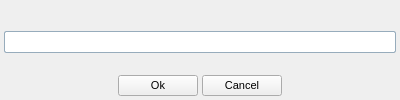
The window that share/skins/default/input.ui (itds-consulting/yate) describes before a commit, drawn with Qt 5.
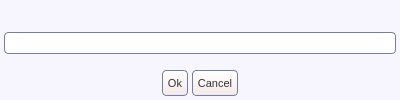
The same window after the commit. Icons and pictures are not drawn.

Commit message: Moved channel control buttons to channel item in channels list. Conference and transfer are now done from master channel and shown in its item in channels list. Changed user interface colors and shapes.

Diff of the .ui file:
```diff
--- a/share/skins/default/input.ui
+++ b/share/skins/default/input.ui
@@ -34,15 +34,88 @@
    <string>Input</string>
   </property>
   <property name="styleSheet" >
-   <string>QWidget {font-size: 11px; color: black;}&#xd;
-QWidget#inputdialog{background-color: #e0dfe3;}&#xd;
-QLineEdit {&#xd;
-  font-size: 12px;&#xd;
-  background: none;&#xd;
-  border: 1px solid #97acbc;&#xd;
-  border-radius: 2px;&#xd;
-}&#xd;
-QLabel {background: none;}&#xd;
+   <string>QWidget#input {
+  background:#f7f5fd;
+}
+QLineEdit {
+  color:#333333;
+  border: 1px solid #717fa0;
+  border-radius: 4px;
+}
+QAbstractButton { font-size: 11px; color: #333333; }
+QToolButton {
+  border: 1px solid #717fa0;
+  border-radius: 4px;
+  background: qlineargradient(x1: 0, y1: 0, x2: 0, y2: 1, stop: 0 #ffffff, stop: 1 #f6e8e8);
+}
+QToolButton:hover { background: qlineargradient(x1: 0, y1: 0, x2: 0, y2: 1, stop: 0 #ffffff, stop: 1 #f9f3f3); }
+QToolButton:pressed { background: qlineargradient(x1: 0, y1: 0, x2: 0, y2: 1, stop: 0 #f6e8e8, stop: 1 #ffffff); }
+QPushButton {
+  border: 1px solid #717fa0;
+  border-radius: 4px;
+  background: qlineargradient(x1: 0, y1: 0, x2: 0, y2: 1, stop: 0 #ffffff, stop: 1 #f6e8e8);
+}
+QPushButton:hover { background: qlineargradient(x1: 0, y1: 0, x2: 0, y2: 1, stop: 0 #ffffff, stop: 1 #f9f3f3); }
+QPushButton:pressed { background: qlineargradient(x1: 0, y1: 0, x2: 0, y2: 1, stop: 0 #f6e8e8, stop: 1 #ffffff); }
+QComboBox::down-arrow { image: url(cb_arrow.png); }
+QComboBox::down-arrow:on { top: 1px; left: 1px; }
+QComboBox {
+  padding-left: 2px;
+  padding-right: 25px;
+  border: 1px solid #717fa0;
+  border-radius: 4px;
+}
+QComboBox::drop-down {
+  width: 22px;
+  border-left: 1px solid #717fa0;
+}
+QCheckBox::indicator:checked { image: url(checkbox_on.png); }
+QCheckBox::indicator:unchecked { image: url(checkbox_off.png); }
+QRadioButton::indicator:checked { image: url(radio_on.png); }
+QRadioButton::indicator:unchecked { image: url(radio_off.png); }
+QScrollBar { border: 1px solid #717fa0; background: white; }
+QScrollBar::handle {
+  background: qlineargradient(x1: 0, y1: 0, x2: 0, y2: 1, stop: 0 #ffffff, stop: 1 #f6e8e8);
+  border: 1px solid #717fa0;
+}
+QScrollBar:vertical {
+  width: 14px;
+  margin: 16px 0px 16px 0px;
+  border-top: 0px;
+  border-bottom: 0px;
+  border-right: 0px;
+}
+QScrollBar:horizontal {
+  height: 14px;
+  margin: 0px 16px 0px 16px;
+  border-left: 0px;
+  border-right: 0px;
+  border-bottom: 0px;
+}
+QScrollBar::add-line {
+  height: 13px;
+  width: 13px;
+  border: 1px solid #717fa0;
+  subcontrol-origin: margin;
+  background: qlineargradient(x1: 0, y1: 0, x2: 0, y2: 1, stop: 0 #ffffff, stop: 1 #f6e8e8);
+}
+QScrollBar::sub-line {
+  height: 13px;
+  width: 13px;
+  border: 1px solid #717fa0;
+  subcontrol-origin: margin;
+  background: qlineargradient(x1: 0, y1: 0, x2: 0, y2: 1, stop: 0 #ffffff, stop: 1 #f6e8e8);
+}
+QScrollBar::handle:vertical { border-left: 0px; border-right: 0px; }
+QScrollBar::handle:horizontal { border-top: 0px; border-bottom: 0px; }
+QScrollBar::add-line:vertical { subcontrol-position: bottom; image: url(scroll_down.png); height: 14px; }
+QScrollBar::sub-line:vertical { subcontrol-position: top; image: url(scroll_up.png); height: 14px; }
+QScrollBar::add-line:horizontal { subcontrol-position: right; image: url(scroll_right.png); width: 14px; }
+QScrollBar::sub-line:horizontal { subcontrol-position: left; image: url(scroll_left.png); width: 14px; }
+QScrollBar::up-arrow:pressed { border: 1px solid #717fa0; }
+QScrollBar::down-arrow:pressed { border: 1px solid #717fa0; }
+QScrollBar::left-arrow:pressed { border: 1px solid #717fa0; }
+QScrollBar::right-arrow:pressed { border: 1px solid #717fa0; }
 </string>
   </property>
   <property name="_yate_windowflags" stdset="0" >
@@ -143,7 +216,25 @@
       </spacer>
      </item>
      <item>
-      <widget class="QPushButton" name="ok" >
+      <widget class="QToolButton" name="ok" >
+       <property name="sizePolicy" >
+        <sizepolicy vsizetype="Fixed" hsizetype="Minimum" >
+         <horstretch>0</horstretch>
+         <verstretch>0</verstretch>
+        </sizepolicy>
+       </property>
+       <property name="minimumSize" >
+        <size>
+         <width>0</width>
+         <height>26</height>
+        </size>
+       </property>
+       <property name="maximumSize" >
+        <size>
+         <width>16777215</width>
+         <height>26</height>
+        </size>
+       </property>
        <property name="text" >
         <string>Ok</string>
        </property>
@@ -153,10 +244,40 @@
        <property name="shortcut" >
         <string>Return</string>
        </property>
+       <property name="toolButtonStyle" >
+        <enum>Qt::ToolButtonTextBesideIcon</enum>
+       </property>
+       <property name="_yate_normal_icon" stdset="0" >
+        <string>ok.png</string>
+       </property>
+       <property name="_yate_pressed_icon" stdset="0" >
+        <string>ok_pressed.png</string>
+       </property>
+       <property name="_yate_hover_icon" stdset="0" >
+        <string>ok_hover.png</string>
+       </property>
       </widget>
      </item>
      <item>
-      <widget class="QPushButton" name="button_hide" >
+      <widget class="QToolButton" name="button_hide" >
+       <property name="sizePolicy" >
+        <sizepolicy vsizetype="Fixed" hsizetype="Minimum" >
+         <horstretch>0</horstretch>
+         <verstretch>0</verstretch>
+        </sizepolicy>
+       </property>
+       <property name="minimumSize" >
+        <size>
+         <width>0</width>
+         <height>26</height>
+        </size>
+       </property>
+       <property name="maximumSize" >
+        <size>
+         <width>16777215</width>
+         <height>26</height>
+        </size>
+       </property>
        <property name="text" >
         <string>Cancel</string>
        </property>
@@ -166,6 +287,18 @@
        <property name="shortcut" >
         <string>Esc</string>
        </property>
+       <property name="toolButtonStyle" >
+        <enum>Qt::ToolButtonTextBesideIcon</enum>
+       </property>
+       <property name="_yate_normal_icon" stdset="0" >
+        <string>cancel.png</string>
+       </property>
+       <property name="_yate_pressed_icon" stdset="0" >
+        <string>cancel_pressed.png</string>
+       </property>
+       <property name="_yate_hover_icon" stdset="0" >
+        <string>cancel_hover.png</string>
+       </property>
       </widget>
      </item>
      <item>
```
Left out of the diff: 2 changed lines with no effect on the pictures. The commit also changes 200 other files.
